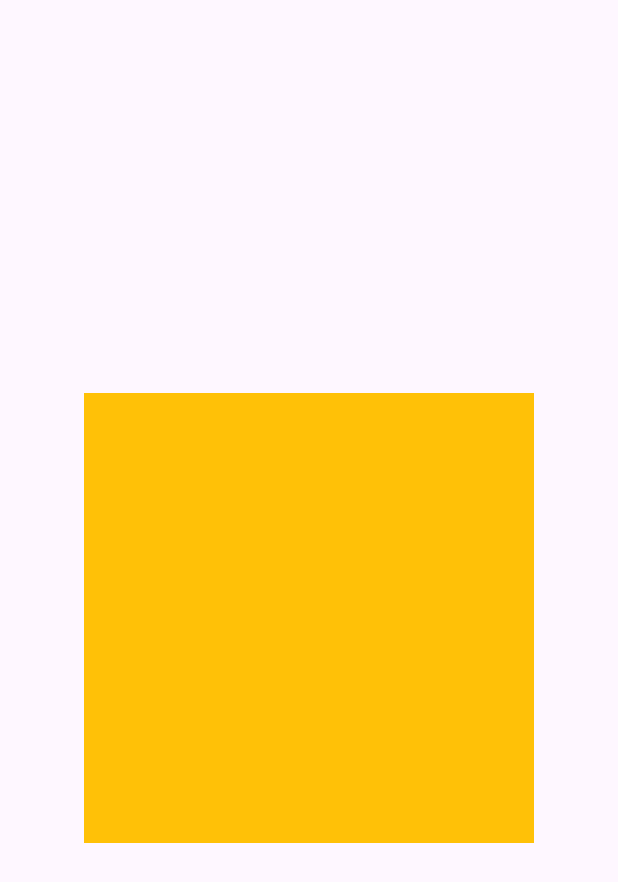
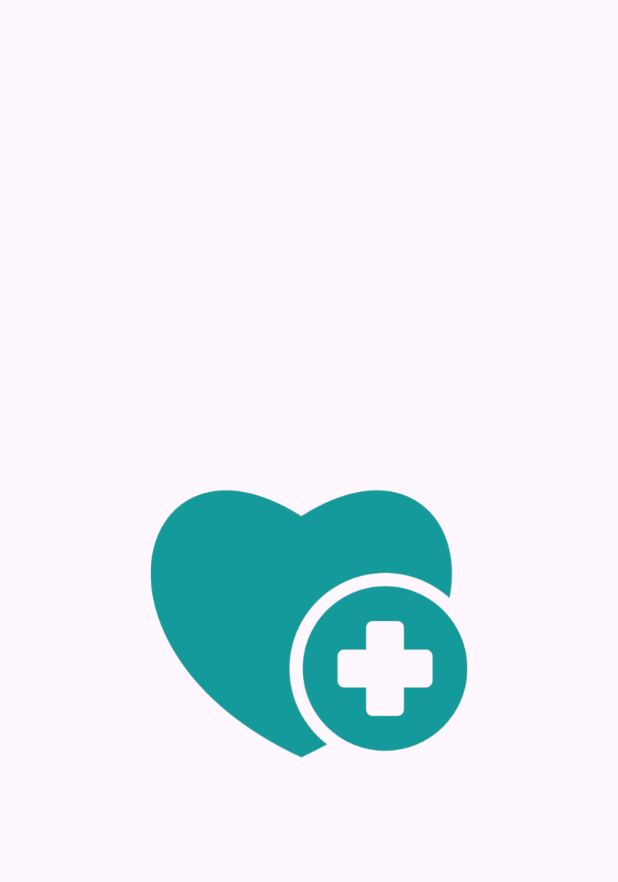
Before and after one commit to AthiraaAthi/hospitalManagement_ui, a Flutter app: the screen it shows after launch, on a phone screen of 412 x 824 dp. Shown: the top 882 px of the screen. Run offline on Flutter 3.47's test engine with Material 3 defaults, Android fonts, the phone set to English and light mode, and no system bars.

Commit message:
updated splash screen to use logo image and adjust container dimensions

```diff
--- a/lib/view/splash/splash_screen.dart
+++ b/lib/view/splash/splash_screen.dart
@@ -1,4 +1,5 @@
 import 'package:flutter/material.dart';
+import 'package:hospital_ui/utils/img_constant/image_constant.dart';
 
 class SplashScreen extends StatelessWidget {
   const SplashScreen({super.key});
@@ -12,9 +13,14 @@ class SplashScreen extends StatelessWidget {
           crossAxisAlignment: CrossAxisAlignment.center,
           children: [
             Container(
-              height: 300,
-              width: 300,
-              decoration: BoxDecoration(color: Colors.amber),
+              height: 250,
+              width: 250,
+              decoration: BoxDecoration(
+                image: DecorationImage(
+                  image: AssetImage(ImageConstant.logo),
+                  fit: BoxFit.cover,
+                ),
+              ),
             )
           ],
         ),
```
